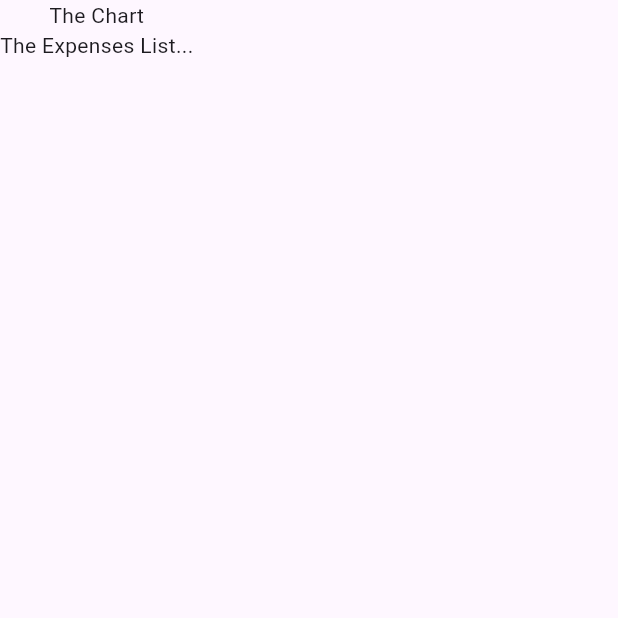
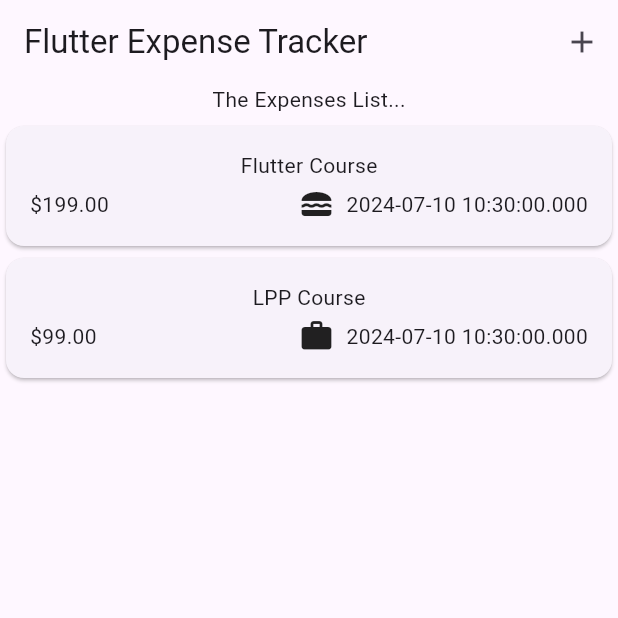
Before and after one commit to Vikas-garg-tiet26/MyExpenseManager, a Flutter app: the screen it shows after launch, on a phone screen of 412 x 824 dp, the top half of it. Run offline on Flutter 3.47's test engine with Material 3 defaults, Android fonts, the light colour scheme and no system bars.

Commit message:
basic ui

```diff
--- a/lib/main.dart
+++ b/lib/main.dart
@@ -12,6 +12,7 @@ class ExpenseApp extends StatelessWidget {
   @override
   Widget build(BuildContext context) {
     return (const MaterialApp(
+      debugShowCheckedModeBanner: false,
       home: Expenses(),
     ));
   }
--- a/lib/models/expense_trcker.dart
+++ b/lib/models/expense_trcker.dart
@@ -1,10 +1,19 @@
 import 'package:flutter/foundation.dart';
+import 'package:flutter/material.dart';
 // import 'package:flutter/material.dart';
 import 'package:uuid/uuid.dart';
+import 'package:intl/intl.dart';
 
+final formatter = DateFormat.yMd();
 const uuid = Uuid();
+const categoryicons = {
+  Category.food: Icons.lunch_dining,
+  Category.work: Icons.work,
+  Category.leisure: Icons.movie,
+  Category.travel: Icons.travel_explore,
+};
 
-enum Category{ food, work, leisure, travel }
+enum Category { food, work, leisure, travel }
 
 class ExpenseTrcker {
   ExpenseTrcker({
@@ -19,4 +28,7 @@ class ExpenseTrcker {
   final double amount;
   final DateTime date;
   final Category category;
+  String get formatteddate {
+    return formatter.format(date);
+  }
 }
--- a/lib/models/expenses.dart
+++ b/lib/models/expenses.dart
@@ -1,3 +1,4 @@
+import 'package:expense_trcker/models/expenses_list.dart';
 import 'package:flutter/material.dart';
 // import 'package:flutter/foundation.dart';
 import 'package:expense_trcker/models/expense_trcker.dart';
@@ -10,19 +11,49 @@ class Expenses extends StatefulWidget {
 }
 
 class _ExpensesState extends State<Expenses> {
-  final List<ExpenseTrcker> _registeredExpenses = [ExpenseTrcker(
-    title: 'Flutter Course',
-    amount: 199,
-    date: DateTime.now(),
-     category: Category.leisure,
-     )];
+  final List<ExpenseTrcker> _registeredExpenses = [
+    ExpenseTrcker(
+      title: 'Flutter Course',
+      amount: 199,
+      date: DateTime.now(),
+      category: Category.food,
+    ),
+    ExpenseTrcker(
+      title: 'LPP Course',
+      amount: 99,
+      date: DateTime.now(),
+      category: Category.work,
+    )
+  ];
+
+  void _openAddExpenseOverlay() {
+    showModalBottomSheet(
+        context: context,
+        builder: (ctx) {
+          return Text('Modal bottom sheet');
+        });
+  }
+
   @override
   Widget build(BuildContext context) {
-    return const Scaffold(
+    return Scaffold(
+      appBar: AppBar(
+        title: Text("Flutter Expense Tracker"),
+        actions: [
+          IconButton(
+              onPressed: () {
+                _openAddExpenseOverlay();
+              },
+              icon: Icon(Icons.add)),
+        ],
+      ),
       body: Column(
         children: [
-          Text("The Chart"),
-          Text("The Expenses List..."),
+          const Text("The Expenses List.\.."),
+          const SizedBox(
+            height: 4,
+          ),
+          Expanded(child: ExpensesList(expenses: _registeredExpenses))
         ],
       ),
     );
--- a/lib/models/expenses_list.dart
+++ b/lib/models/expenses_list.dart
@@ -0,0 +1,16 @@
+import 'package:expense_trcker/models/expense_trcker.dart';
+import 'package:expense_trcker/models/widgets/expense_item.dart';
+import 'package:flutter/material.dart';
+
+class ExpensesList extends StatelessWidget {
+  const ExpensesList({super.key, required this.expenses});
+
+  final List<ExpenseTrcker> expenses;
+  @override
+  Widget build(BuildContext context) {
+    return ListView.builder(
+      itemCount: expenses.length,
+      itemBuilder: (context, index) => ExpenseItem(expenses[index]),
+    );
+  }
+}
--- /dev/null
+++ b/lib/models/widgets/expense_item.dart
@@ -0,0 +1,38 @@
+import 'package:expense_trcker/models/expense_trcker.dart';
+import 'package:expense_trcker/models/expenses.dart';
+import 'package:flutter/material.dart';
+
+class ExpenseItem extends StatelessWidget {
+  const ExpenseItem(this.expense, {super.key});
+
+  final ExpenseTrcker expense;
+  @override
+  Widget build(BuildContext context) {
+    return Card(
+      child: Padding(
+        padding: const EdgeInsets.all(16),
+        child: Column(
+          children: [
+            Text(expense.title),
+            const SizedBox(
+              height: 4,
+            ),
+            Row(
+              children: [
+                Text('\$${expense.amount.toStringAsFixed(2)}'),
+                const Spacer(),
+                Row(
+                  children: [
+                    Icon(categoryicons[expense.category] ),
+                    const SizedBox(width: 8),
+                    Text(expense.date.toString()),
+                  ],
+                ),
+              ],
+            )
+          ],
+        ),
+      ),
+    );
+  }
+}
```
Also changed, not shown: pubspec.yaml (+3 -4 lines), pubspec.lock.
